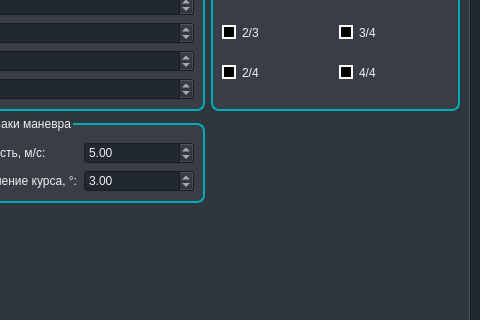
Omazz/SurveillanceTracker, file Programs/Settings/SettingsWindow.ui: the form before one commit; both pictures show x 320 to 800 and y 115 to 435 of the 800 by 600 pixel window.
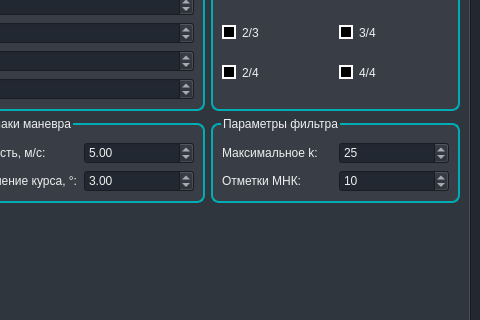
The form after the commit. The open tabs and pages were chosen to show the change.

Patch:
```diff
--- a/Programs/Settings/SettingsWindow.ui
+++ b/Programs/Settings/SettingsWindow.ui
@@ -442,6 +442,55 @@
           </property>
          </spacer>
         </item>
+        <item row="1" column="2">
+         <widget class="QGroupBox" name="GB_maneuver_2">
+          <property name="title">
+           <string>Параметры фильтра</string>
+          </property>
+          <layout class="QGridLayout" name="gridLayout_7">
+           <item row="0" column="0">
+            <widget class="QLabel" name="L_velocity_2">
+             <property name="text">
+              <string>Максимальное k:</string>
+             </property>
+            </widget>
+           </item>
+           <item row="1" column="0">
+            <widget class="QLabel" name="L_angle_2">
+             <property name="text">
+              <string>&lt;html&gt;&lt;head/&gt;&lt;body&gt;&lt;p&gt;Отметки МНК:&lt;/p&gt;&lt;/body&gt;&lt;/html&gt;</string>
+             </property>
+            </widget>
+           </item>
+           <item row="0" column="1">
+            <widget class="QSpinBox" name="DSB_velocity_2">
+             <property name="minimum">
+              <number>5</number>
+             </property>
+             <property name="maximum">
+              <number>250</number>
+             </property>
+             <property name="value">
+              <number>25</number>
+             </property>
+            </widget>
+           </item>
+           <item row="1" column="1">
+            <widget class="QSpinBox" name="DSB_angle_2">
+             <property name="minimum">
+              <number>3</number>
+             </property>
+             <property name="maximum">
+              <number>250</number>
+             </property>
+             <property name="value">
+              <number>10</number>
+             </property>
+            </widget>
+           </item>
+          </layout>
+         </widget>
+        </item>
        </layout>
       </widget>
       <widget class="QWidget" name="tab_2">
```
Left out of the diff: 2 changed lines with no effect on the pictures.
